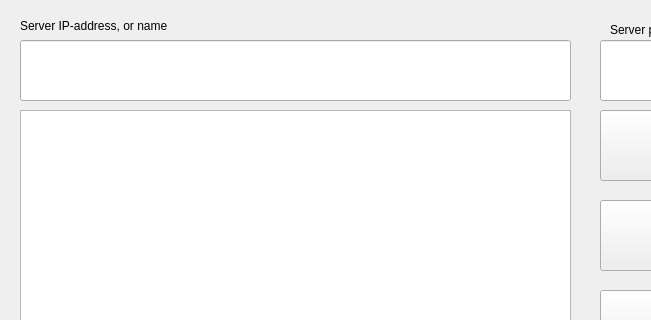
Old version of the form src/gui/connectionwindow.ui in the repository Meelo/MaeRemote; both pictures show x 0 to 651 and y 0 to 320 of the 800 by 480 pixel window.
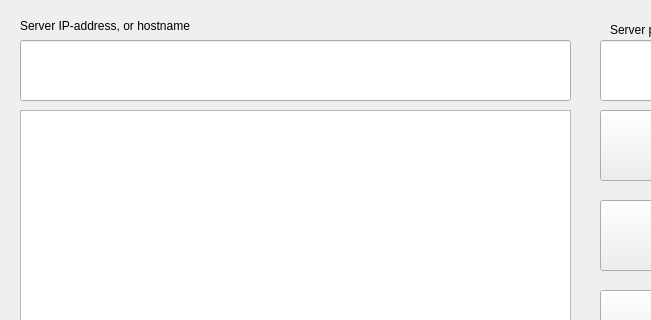
New version of the form.

Commit message: now all windows should exit cleanly when the main app is closed... multiple windows are also allowed..

```diff
--- a/src/gui/connectionwindow.ui
+++ b/src/gui/connectionwindow.ui
@@ -149,7 +149,7 @@
      </rect>
     </property>
     <property name="text">
-     <string>Server IP-address, or name</string>
+     <string>Server IP-address, or hostname</string>
     </property>
    </widget>
    <widget class="QListWidget" name="serverList">
```
Left out of the diff: 15 changed lines with no effect on the pictures. The commit also changes 4 other files.
